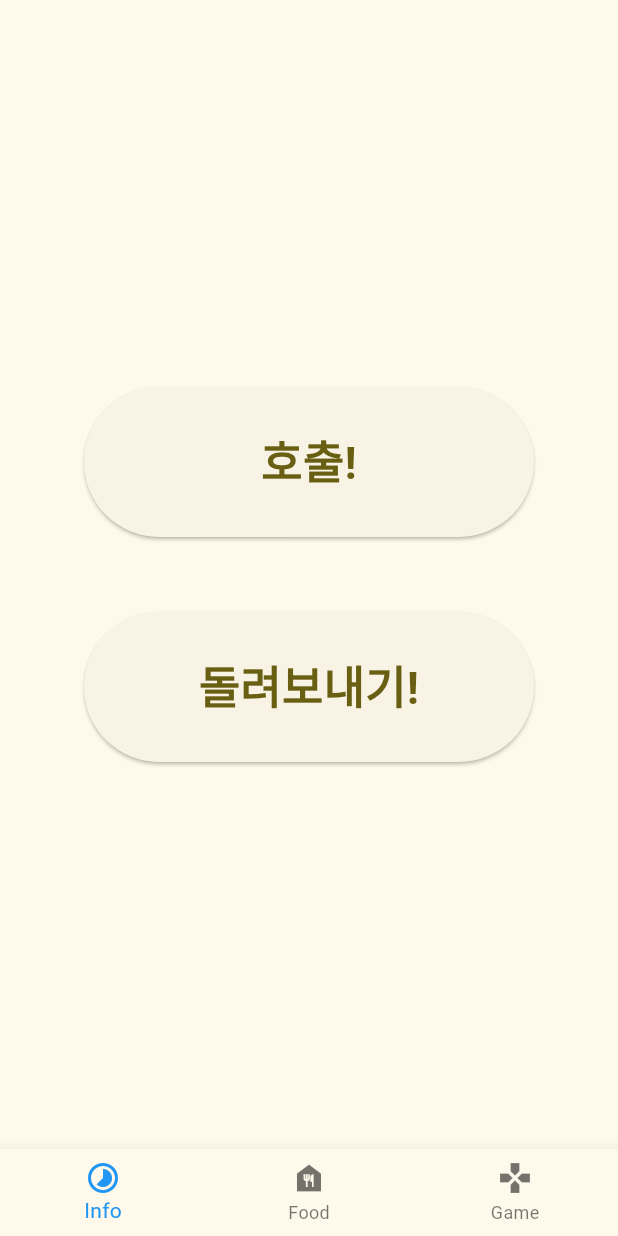
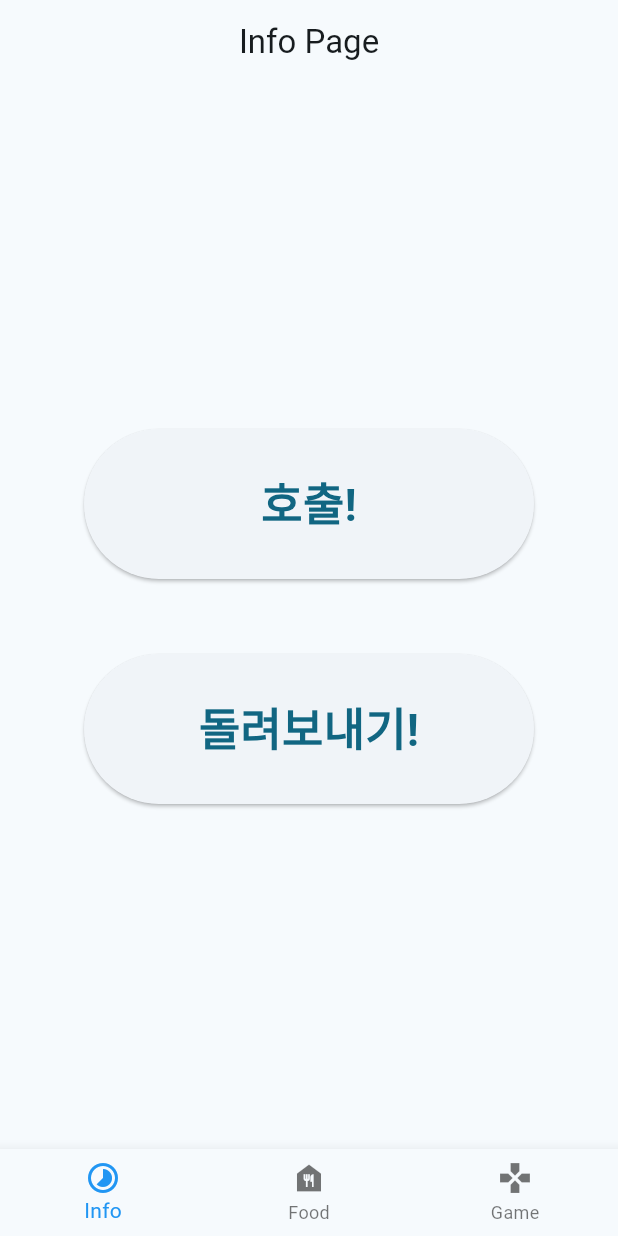
Before and after one commit to kangminhee/sqrt_webUI, a Flutter app: the screen it shows after launch, after a tap on "호출!", on a phone screen of 412 x 824 dp. Run offline on Flutter 3.47's test engine with Material 3 defaults, Android fonts, the light colour scheme and no system bars; our stand-ins replace socket_io_client; missing offline and left inert: dart:html; network calls fail.

Commit message:
git commit -m

```diff
--- a/user/lib/main.dart
+++ b/user/lib/main.dart
@@ -17,7 +17,7 @@ class MyApp extends StatelessWidget {
       child: MaterialApp(
         title: 'SsQqRrTt',
         theme: ThemeData(
-          colorScheme: ColorScheme.fromSeed(seedColor: Colors.yellow),
+          colorScheme: ColorScheme.fromSeed(seedColor: Colors.blueGrey),
           useMaterial3: true,
         ),
         home: const HomePage(),
--- a/user/lib/pages/home_page.dart
+++ b/user/lib/pages/home_page.dart
@@ -25,22 +25,37 @@ class _HomePageState extends State<HomePage> {
   late Socket socket;
 
   void initSocket() {
-    socket = io('ws://112.219.28.28:3000', <String, dynamic>{
-      // 'transports': ['websocket'],
-    });
+    socket = io(
+      'ws://112.219.28.28:3000/order_return',
+      <String, dynamic>{
+        // 'transports': ['websocket'],
+      },
+    );
 
-    socket.onConnect((_) {
-      print('connected');
-    });
+    socket.onConnect(
+      (_) {
+        print('connected');
+      },
+    );
 
-    socket.onDisconnect((_) {
-      print('disconnected');
-    });
+    socket.onDisconnect(
+      (_) {
+        print('disconnected');
+      },
+    );
 
-    socket.on('tong', (data) {
-      print("ㅎㅎ: $data");
-      myDialog(context);
-    });
+    socket.on(
+      'orderarrivedtovisitor',
+      (data) {
+        print("ㅎㅎ: $data");
+        var wholeUrl = window.location.href;
+        var uri = Uri.parse(wholeUrl);
+        var qrId = uri.queryParameters['qr_id'];
+        if (data == qrId) {
+          myDialog(context);
+        }
+      },
+    );
   }
 
   final List<Widget> _widgetOptions = [
--- a/user/lib/pages/info_page.dart
+++ b/user/lib/pages/info_page.dart
@@ -13,22 +13,25 @@ class InfoPage extends StatefulWidget {
 class _InfoPageState extends State<InfoPage> {
   @override
   Widget build(BuildContext context) {
-    return Center(
-      // Center 위젯을 사용하여 화면 중앙에 배치
+    return Scaffold(
+      appBar: AppBar(
+        title: const Text('Info Page'), // Set the title of the AppBar
+        centerTitle: true, // Center the title if you prefer
+        // You can add more AppBar properties as needed
+      ),
+      body: Center(
         child: Column(
-        mainAxisAlignment: MainAxisAlignment.center, // Column의 주 축 정렬을 중앙으로 설정
+          mainAxisAlignment: MainAxisAlignment.center,
           children: [
             SizedBox(
-            // 첫 번째 버튼
               width: 300,
               height: 100,
               child: ElevatedButton(
                 onPressed: () {
-                // print("Come");
-                Come();
+                  Come.postOrder();
                 },
                 style: ElevatedButton.styleFrom(
-                padding: EdgeInsets.zero, // 버튼 내부의 패딩을 제거
+                  padding: EdgeInsets.zero,
                 ),
                 child: const Text(
                   '호출!',
@@ -39,18 +42,17 @@ class _InfoPageState extends State<InfoPage> {
                 ),
               ),
             ),
-          const SizedBox(height: 50), // 버튼 사이의 간격을 50으로 설정
+            const SizedBox(height: 50),
             SizedBox(
-            // 두 번째 버튼
               width: 300,
               height: 100,
               child: ElevatedButton(
                 onPressed: () {
                   print("return");
-                Return();
+                  Return.postOrder();
                 },
                 style: ElevatedButton.styleFrom(
-                padding: EdgeInsets.zero, // 버튼 내부의 패딩을 제거
+                  padding: EdgeInsets.zero,
                 ),
                 child: const Text(
                   '돌려보내기!',
@@ -63,6 +65,7 @@ class _InfoPageState extends State<InfoPage> {
             ),
           ],
         ),
+      ),
     );
   }
 }
--- a/user/lib/services/uno.dart
+++ b/user/lib/services/uno.dart
@@ -4,9 +4,83 @@ import 'dart:html';
 import 'package:http/http.dart' as http;
 
 class Come {
+  static const String baseUrl = "http://112.219.28.28:3000";
+  static const String subUrl = "return";
+
+  static Future<http.Response> postOrder() async {
+    try {
+      Uri url = Uri.parse('$baseUrl/$subUrl');
+      var wholeUrl = window.location.href;
+      var uri = Uri.parse(wholeUrl);
+      var qrId = uri.queryParameters['qr_id'];
+
+      if (qrId == null) {
+        print('qr_id 파라미터가 URL에 없습니다.');
+        return http.Response('QR ID not found', 400);
+      }
+
+      print('qr_id 값: $qrId');
+      String jsonBody = jsonEncode({'qrId': qrId});
+
+      http.Response response = await http.post(
+        url,
+        headers: {'Content-Type': 'application/json'},
+        body: jsonBody,
+      );
+
+      if (response.statusCode != 200) {
+        // Handle non-200 responses
+        print('Server responded with status code: ${response.statusCode}');
+      }
+
+      return response;
+    } catch (e) {
+      print('Error occurred: $e');
+      return http.Response('Error occurred: $e', 500);
+    }
+  }
+}
+// class Come {
+//   static String baseUrl = "http://112.219.28.28:3000";
+//   // static const String baseUrl = "http://127.0.0.1:5050";
+//   static const String subUrl = "return";
+
+//   static Future<http.Response> postOrder() async {
+//     Uri url = Uri.parse('$baseUrl/$subUrl');
+
+//     //qrId 받아오기
+//     var wholeUrl = window.location.href;
+//     var uri = Uri.parse(wholeUrl);
+//     var qrId = uri.queryParameters['qr_id'];
+//     if (qrId != null) {
+//       // 여기서 qrId 변수를 사용하여 필요한 작업을 수행
+//       print('qr_id 값: $qrId');
+//     } else {
+//       print('qr_id 파라미터가 URL에 없습니다.');
+//     }
+//     print("url: $wholeUrl");
+//     String jsonBody = jsonEncode(
+//       {
+//         'qrId': qrId,
+//       },
+//     );
+
+//     return http.post(
+//       url,
+//       headers: {
+//         'Content-Type': 'application/json',
+//       },
+//       body: jsonBody,
+//     );
+//   }
+// }
+
+class Return {
   static String baseUrl = "http://112.219.28.28:3000";
   // static const String baseUrl = "http://127.0.0.1:5050";
-  static const String subUrl = "return";
+  static const String subUrl = "return_return";
+
+  // static const String subUrl = "order";
 
   static Future<http.Response> postOrder() async {
     Uri url = Uri.parse('$baseUrl/$subUrl');
@@ -21,44 +95,6 @@ class Come {
     } else {
       print('qr_id 파라미터가 URL에 없습니다.');
     }
-    print("url: $wholeUrl");
-    String jsonBody = jsonEncode(
-      {
-        'qrId': qrId,
-      },
-    );
-
-    return http.post(
-      url,
-      headers: {
-        'Content-Type': 'application/json',
-      },
-      body: jsonBody,
-    );
-  }
-}
-
-class Return {
-  static String baseUrl = "http://112.219.28.28:3000";
-  // static const String baseUrl = "http://127.0.0.1:5050";
-  static const String subUrl = "return_return";
-
-  // static const String subUrl = "order";
-
-  static Future<http.Response> postOrder() async {
-    Uri url = Uri.parse(baseUrl); //$subUrl');
-
-    //qrId 받아오기
-    var wholeUrl = window.location.href;
-    var uri = Uri.parse(wholeUrl);
-    var qrId = uri.queryParameters['qr_id'];
-    if (qrId != null) {
-      // 여기서 qrId 변수를 사용하여 필요한 작업을 수행
-      print('qr_id 값: $qrId');
-    } else {
-      print('qr_id 파라미터가 URL에 없습니다.');
-    }
-    print("url: $wholeUrl");
     String jsonBody = jsonEncode(
       {
         'qrId': qrId,
```
Lines whose indentation alone changed are shown as unchanged.
